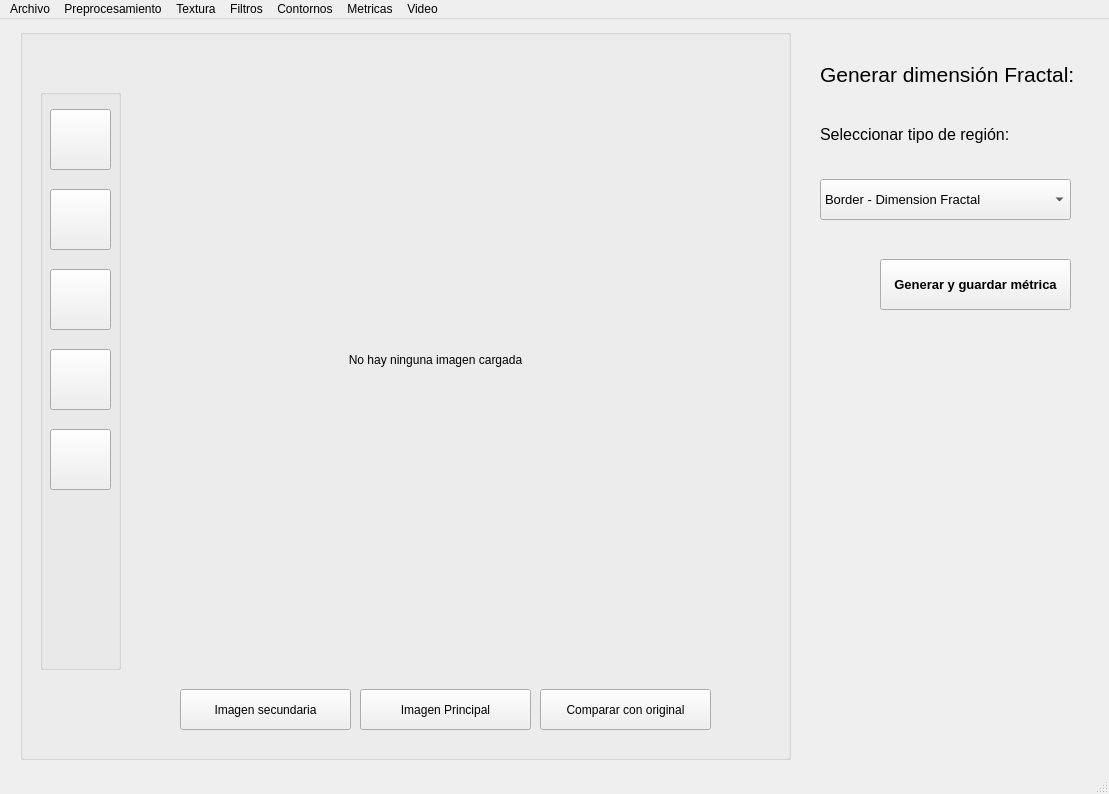
First picture: the form in main_window.ui, repository arodriguez1415/PF-SECRET, before the edit.
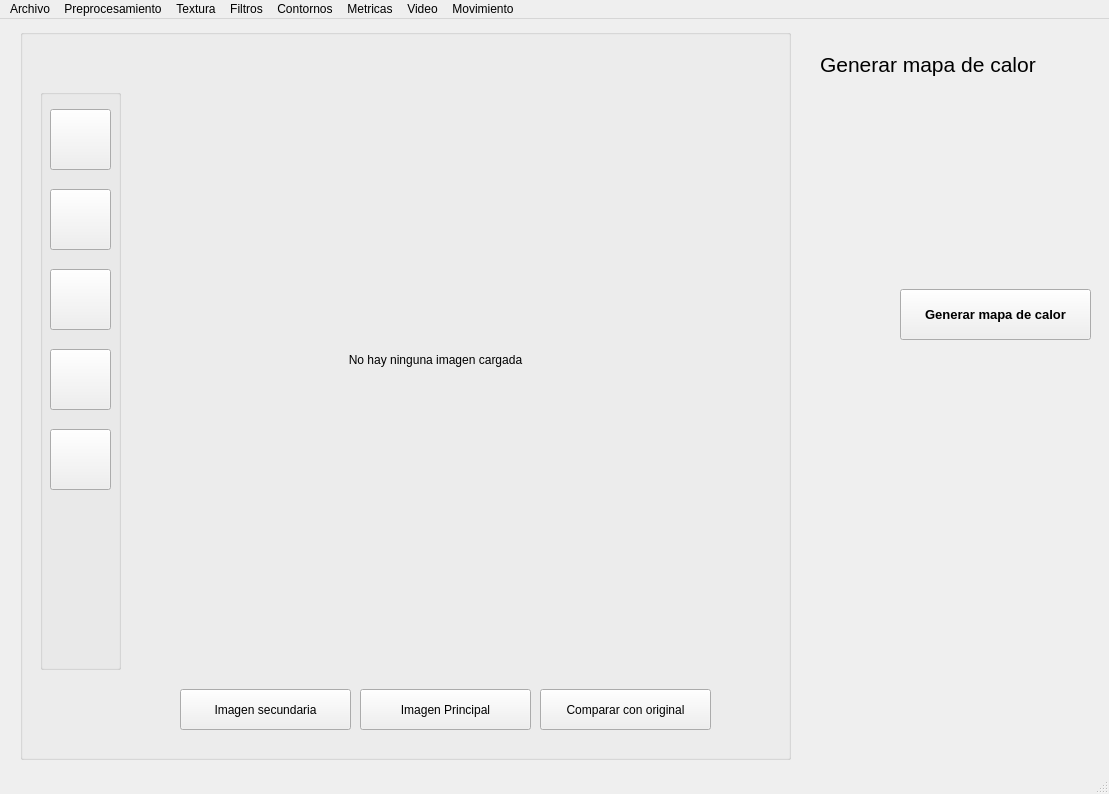
Second picture: the form after the edit.

Commit message: moar heat map front

Patch:
```diff
--- a/main_window.ui
+++ b/main_window.ui
@@ -170,7 +170,7 @@
      </rect>
     </property>
     <property name="currentIndex">
-     <number>8</number>
+     <number>9</number>
     </property>
     <widget class="QWidget" name="blank_page"/>
     <widget class="QWidget" name="anisotropic_filter_options">
@@ -1408,6 +1408,46 @@
       </property>
      </widget>
     </widget>
+    <widget class="QWidget" name="heat_map_options">
+     <widget class="QLabel" name="generate_heat_map_title">
+      <property name="geometry">
+       <rect>
+        <x>20</x>
+        <y>20</y>
+        <width>261</width>
+        <height>51</height>
+       </rect>
+      </property>
+      <property name="font">
+       <font>
+        <pointsize>16</pointsize>
+       </font>
+      </property>
+      <property name="text">
+       <string>Generar mapa de calor</string>
+      </property>
+     </widget>
+     <widget class="QPushButton" name="generate_heat_map_button">
+      <property name="geometry">
+       <rect>
+        <x>100</x>
+        <y>270</y>
+        <width>191</width>
+        <height>51</height>
+       </rect>
+      </property>
+      <property name="font">
+       <font>
+        <pointsize>10</pointsize>
+        <weight>75</weight>
+        <bold>true</bold>
+       </font>
+      </property>
+      <property name="text">
+       <string>Generar mapa de calor</string>
+      </property>
+     </widget>
+    </widget>
     <widget class="QWidget" name="generate_movement_metrics_options">
      <widget class="QLabel" name="generate_movement_metrics_region_label">
       <property name="geometry">
@@ -1727,6 +1767,12 @@
     <addaction name="plot_area_distribution_menu_option"/>
     <addaction name="plot_border_fractal_distribution_menu_option"/>
    </widget>
+   <widget class="QMenu" name="movement_menu">
+    <property name="title">
+     <string>Movimiento</string>
+    </property>
+    <addaction name="generate_heat_map_menu_option"/>
+   </widget>
    <addaction name="archive_menu"/>
    <addaction name="preprocessing_menu"/>
    <addaction name="texture_menu"/>
@@ -1734,6 +1780,7 @@
    <addaction name="border_detection_menu"/>
    <addaction name="metrics_menu"/>
    <addaction name="video_menu"/>
+   <addaction name="movement_menu"/>
   </widget>
   <action name="load_main_image_menu_option">
    <property name="text">
```
Left out of the diff: 5 changed lines with no effect on the pictures. The commit also changes 5 other files.
